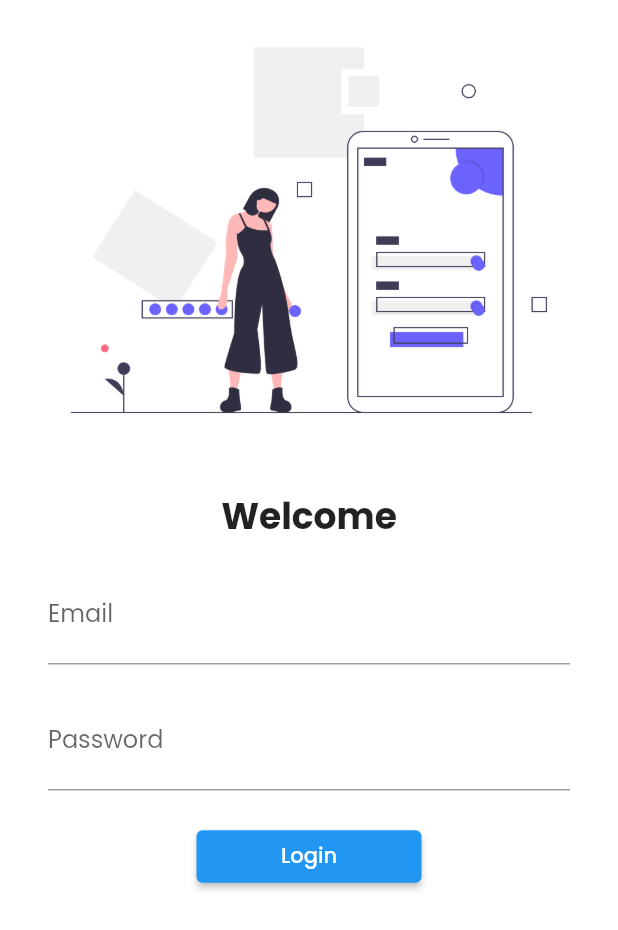
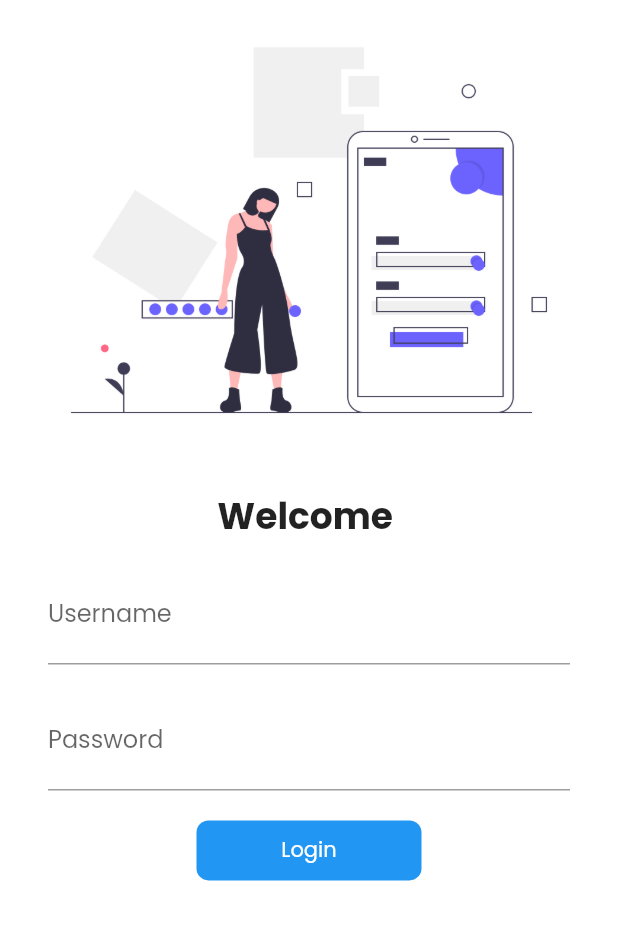
Before and after one commit to Aashish-Dahal/30DaysOfFlutter, a Flutter app: the screen it shows after launch, on a phone screen of 412 x 824 dp. Shown: the top 930 px of the screen. Run offline on Flutter 3.47's test engine with Material 2 defaults, Android fonts, the light colour scheme and no system bars; our stand-ins replace google_fonts.

Commit message:
day 6 completed

```diff
--- a/lib/pages/Login_page.dart
+++ b/lib/pages/Login_page.dart
@@ -1,9 +1,16 @@
 import 'package:demo_app/utils/utils.dart';
 import 'package:flutter/material.dart';
 
-class LoginPage extends StatelessWidget {
+class LoginPage extends StatefulWidget {
   const LoginPage({Key key}) : super(key: key);
 
+  @override
+  _LoginPageState createState() => _LoginPageState();
+}
+
+class _LoginPageState extends State<LoginPage> {
+  String name = "";
+  bool changeButton = false;
   @override
   Widget build(BuildContext context) {
     return Scaffold(
@@ -19,7 +26,7 @@
               height: 20,
             ),
             Text(
-              'Welcome',
+              'Welcome $name',
               style: TextStyle(fontSize: 24, fontWeight: FontWeight.bold),
             ),
             Padding(
@@ -27,8 +34,12 @@
               child: Column(
                 children: [
                   TextFormField(
+                      onChanged: (value) {
+                        name = value;
+                        setState(() {});
+                      },
                       decoration: InputDecoration(
-                          hintText: "Enter email", labelText: "Email")),
+                          hintText: "Enter username", labelText: "Username")),
                   SizedBox(
                     height: 20,
                   ),
@@ -39,12 +50,40 @@
                   SizedBox(
                     height: 20,
                   ),
-                  ElevatedButton(
-                      style: TextButton.styleFrom(minimumSize: Size(150, 35)),
-                      onPressed: () {
-                        Navigator.pushNamed(context, MyRoutes.homeRoute);
-                      },
-                      child: Text('Login'))
+                  InkWell(
+                    onTap: () async {
+                      setState(() {
+                        changeButton = true;
+                      });
+                      await Future.delayed(Duration(seconds: 1));
+                      Navigator.pushNamed(context, MyRoutes.homeRoute);
+                    },
+                    child: AnimatedContainer(
+                      duration: Duration(seconds: 1),
+                      width: changeButton ? 40 : 150,
+                      height: 40,
+                      alignment: Alignment.center,
+                      child: changeButton
+                          ? Icon(
+                              Icons.done,
+                              color: Colors.white,
+                            )
+                          : Text(
+                              "Login",
+                              style: TextStyle(color: Colors.white),
+                            ),
+                      decoration: BoxDecoration(
+                          color: Colors.blue,
+                          borderRadius:
+                              BorderRadius.circular(changeButton ? 40 : 8)),
+                    ),
+                  )
+                  // ElevatedButton(
+                  //     style: TextButton.styleFrom(minimumSize: Size(150, 35)),
+                  //     onPressed: () {
+                  //       Navigator.pushNamed(context, MyRoutes.homeRoute);
+                  //     },
+                  //     child: Text('Login'))
                 ],
               ),
             )
--- a/lib/pages/home_page.dart
+++ b/lib/pages/home_page.dart
@@ -12,7 +12,10 @@
   Widget build(BuildContext context) {
     return Scaffold(
       appBar: AppBar(
-        title: Text("Demo App"),
+        title: Text(
+          "Demo App",
+          style: TextStyle(color: Colors.white),
+        ),
       ),
       body: Center(
         child: Text("Welcome to $days days of flutter by $name"),
```
